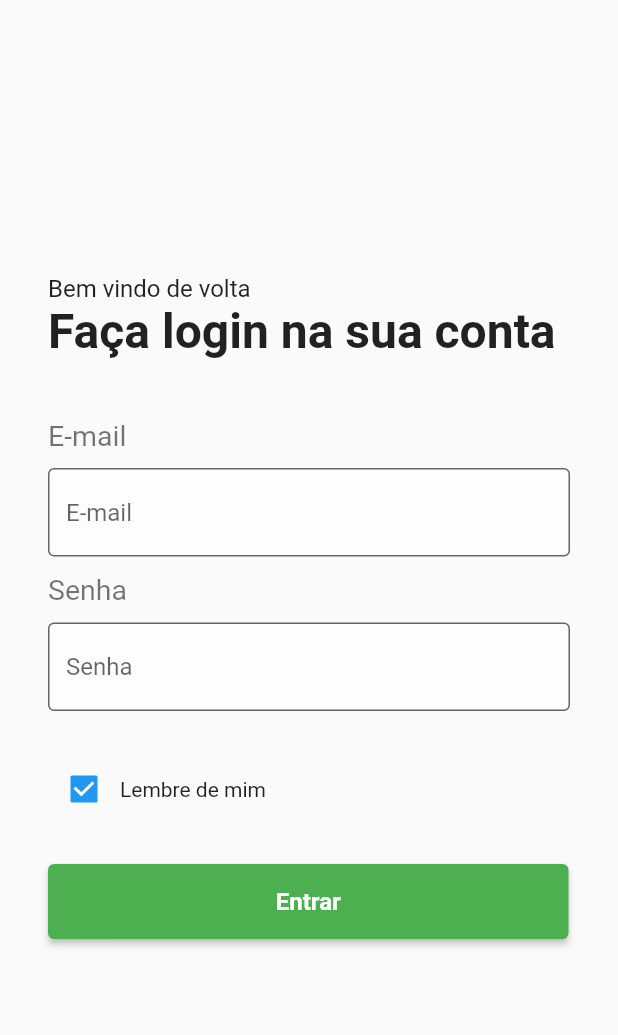
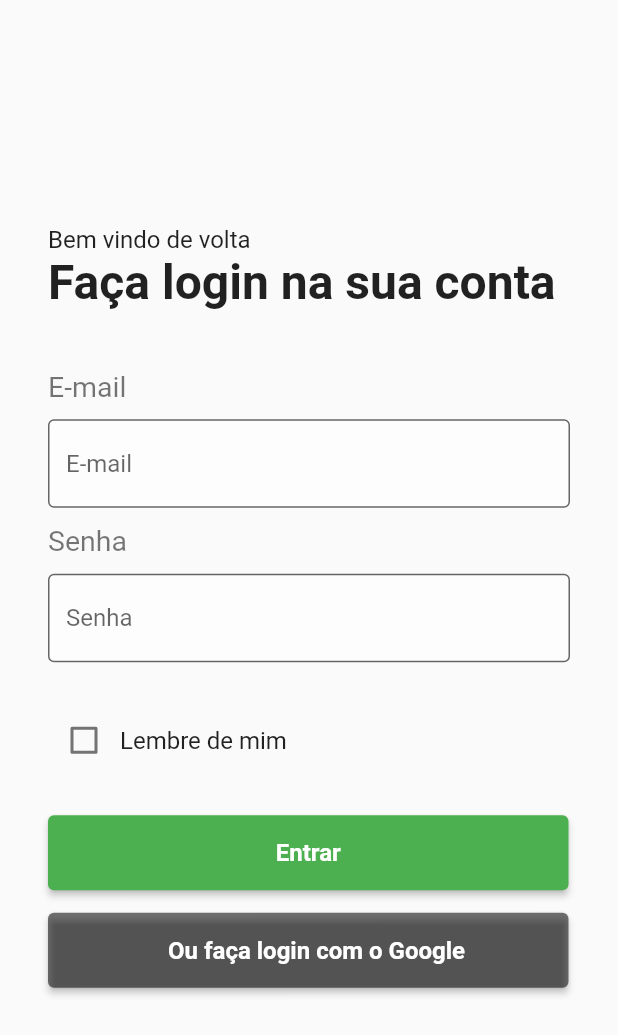
Before and after one commit to isabelaomaciel/login, a Flutter app: the screen it shows after launch, on a phone screen of 412 x 824 dp. Shown: the top 1035 px of the screen. Run offline on Flutter 3.47's test engine with Material 2 defaults, Android fonts, the phone set to English and light mode, and no system bars.

Commit message:
fix: checkbox and create button login google

```diff
--- a/lib/components/form.dart
+++ b/lib/components/form.dart
@@ -11,6 +11,7 @@ class FormScreen extends StatefulWidget {
 class _FormScreenState extends State<FormScreen> {
   TextEditingController emailController = TextEditingController();
   TextEditingController passwordController = TextEditingController();
+  bool check = false;
 
   final _formKey = GlobalKey<FormState>();
 
@@ -87,17 +88,25 @@ class _FormScreenState extends State<FormScreen> {
               filled: true,
             ),
           ),
-
-          Padding(padding: const EdgeInsets.only(top: 28),
-          child: Row(
-            children: [
-              Checkbox(value: true,
-              onChanged: (checked){},),
-              Text('Lembre de mim')
-            ],
-          )
+          Padding(
+            padding: const EdgeInsets.only(top: 28, right: 32),
+            child: Row(
+              children: [
+                Checkbox(
+                  value: check,
+                  onChanged: (checked) {
+                    setState(() {
+                      check = !check;
+                    });
+                  },
+                ),
+                Text(
+                  'Lembre de mim',
+                  style: TextStyle(fontSize: 16, fontWeight: FontWeight.w400),
+                )
+              ],
+            ),
           ),
-
           Padding(
             padding: const EdgeInsets.only(top: 26, bottom: 15),
             child: ElevatedButton(
@@ -114,6 +123,29 @@ class _FormScreenState extends State<FormScreen> {
               ),
             ),
           ),
+          Padding(
+            padding: const EdgeInsets.only(bottom: 15),
+            child: ElevatedButton(
+              onPressed: () {},
+              child: Row(
+                mainAxisAlignment: MainAxisAlignment.center,
+                children: [
+                  Padding(
+                    padding: const EdgeInsets.only(left:11.0),
+                    child: Text(
+                      "Ou faça login com o Google",
+                      style: TextStyle(fontSize: 16, fontWeight: FontWeight.w700),
+                    ),
+                  ),
+                ],
+              ),
+              style: ButtonStyle(
+                fixedSize: MaterialStateProperty.all(Size(347, 50)),
+                backgroundColor:
+                    MaterialStatePropertyAll<Color>(Colors.black54),
+              ),
+            ),
+          ),
         ],
       ),
     );
--- a/pubspec.yaml
+++ b/pubspec.yaml
@@ -59,9 +59,9 @@ flutter:
   uses-material-design: true
 
   # To add assets to your application, add an assets section, like this:
-  # assets:
-  #   - images/a_dot_burr.jpeg
-  #   - images/a_dot_ham.jpeg
+  assets:
+      - assets/images/iconfinder_google.png
+
 
   # An image asset can refer to one or more resolution-specific "variants", see
   # https://flutter.dev/assets-and-images/#resolution-aware
```
Also changed, not shown: assets/images/iconfinder_google.png (added).
